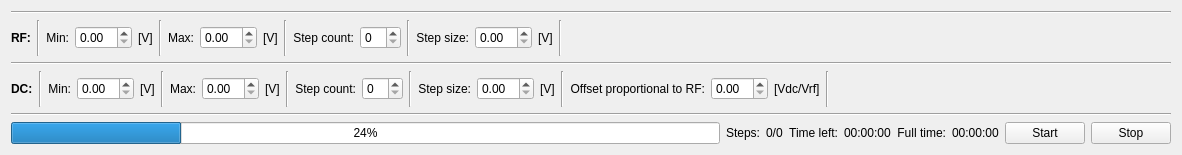
Old version of the form src/layouts/map_control.ui in the repository JJendryka/QMS.
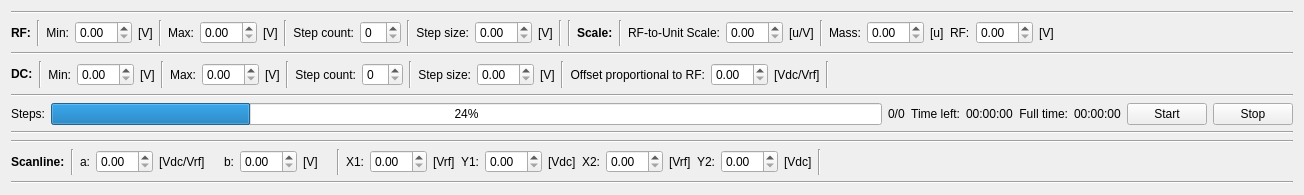
New version of the form.

Commit message: Implement layout review suggestions

Patch:
```diff
--- a/src/layouts/map_control.ui
+++ b/src/layouts/map_control.ui
@@ -6,8 +6,8 @@
    <rect>
     <x>0</x>
     <y>0</y>
-    <width>1182</width>
-    <height>155</height>
+    <width>1304</width>
+    <height>195</height>
    </rect>
   </property>
   <property name="windowTitle">
@@ -131,6 +131,13 @@
        </property>
       </widget>
      </item>
+     <item>
+      <widget class="Line" name="line_16">
+       <property name="orientation">
+        <enum>Qt::Vertical</enum>
+       </property>
+      </widget>
+     </item>
      <item>
       <widget class="Line" name="line_10">
        <property name="orientation">
@@ -138,6 +145,81 @@
        </property>
       </widget>
      </item>
+     <item>
+      <widget class="QLabel" name="label_22">
+       <property name="text">
+        <string>&lt;html&gt;&lt;head/&gt;&lt;body&gt;&lt;p&gt;&lt;span style=&quot; font-weight:600;&quot;&gt;Scale:&lt;/span&gt;&lt;/p&gt;&lt;/body&gt;&lt;/html&gt;</string>
+       </property>
+      </widget>
+     </item>
+     <item>
+      <widget class="Line" name="line_17">
+       <property name="orientation">
+        <enum>Qt::Vertical</enum>
+       </property>
+      </widget>
+     </item>
+     <item>
+      <widget class="QLabel" name="rf_u_scale_label">
+       <property name="text">
+        <string>RF-to-Unit Scale:</string>
+       </property>
+       <property name="alignment">
+        <set>Qt::AlignRight|Qt::AlignTrailing|Qt::AlignVCenter</set>
+       </property>
+      </widget>
+     </item>
+     <item>
+      <widget class="QDoubleSpinBox" name="rf_u_scale_spinbox"/>
+     </item>
+     <item>
+      <widget class="QLabel" name="rf_u_scale_unit_label">
+       <property name="text">
+        <string>[u/V]</string>
+       </property>
+      </widget>
+     </item>
+     <item>
+      <widget class="Line" name="line_15">
+       <property name="orientation">
+        <enum>Qt::Vertical</enum>
+       </property>
+      </widget>
+     </item>
+     <item>
+      <widget class="QLabel" name="label_20">
+       <property name="text">
+        <string>Mass:</string>
+       </property>
+      </widget>
+     </item>
+     <item>
+      <widget class="QDoubleSpinBox" name="mass_spinbox"/>
+     </item>
+     <item>
+      <widget class="QLabel" name="label_25">
+       <property name="text">
+        <string>[u]</string>
+       </property>
+      </widget>
+     </item>
+     <item>
+      <widget class="QLabel" name="label_24">
+       <property name="text">
+        <string>RF:</string>
+       </property>
+      </widget>
+     </item>
+     <item>
+      <widget class="QDoubleSpinBox" name="rf_spinbox"/>
+     </item>
+     <item>
+      <widget class="QLabel" name="label_26">
+       <property name="text">
+        <string>[V]</string>
+       </property>
+      </widget>
+     </item>
      <item>
       <spacer name="horizontalSpacer">
        <property name="orientation">
@@ -328,6 +410,16 @@
    </item>
    <item>
     <layout class="QHBoxLayout" name="horizontalLayout_3">
+     <item>
+      <widget class="QLabel" name="label_23">
+       <property name="text">
+        <string>Steps:</string>
+       </property>
+       <property name="alignment">
+        <set>Qt::AlignRight|Qt::AlignTrailing|Qt::AlignVCenter</set>
+       </property>
+      </widget>
+     </item>
      <item>
       <widget class="QProgressBar" name="progessbar">
        <property name="value">
@@ -335,16 +427,6 @@
        </property>
       </widget>
      </item>
-     <item>
-      <widget class="QLabel" name="label_23">
-       <property name="text">
-        <string>Steps:</string>
-       </property>
-       <property name="alignment">
-        <set>Qt::AlignRight|Qt::AlignTrailing|Qt::AlignVCenter</set>
-       </property>
-      </widget>
-     </item>
      <item>
       <widget class="QLabel" name="steps_label">
        <property name="text">
@@ -402,6 +484,192 @@
      </item>
     </layout>
    </item>
+   <item>
+    <widget class="Line" name="line_18">
+     <property name="orientation">
+      <enum>Qt::Horizontal</enum>
+     </property>
+    </widget>
+   </item>
+   <item>
+    <widget class="Line" name="line_20">
+     <property name="orientation">
+      <enum>Qt::Horizontal</enum>
+     </property>
+    </widget>
+   </item>
+   <item>
+    <layout class="QHBoxLayout" name="horizontalLayout_3" stretch="0,0,0,0,0,0,0,0,0,0,0,0,0,0,0,0,0,0,0,0,0,0,5">
+     <item>
+      <widget class="QLabel" name="parameters_label">
+       <property name="text">
+        <string>&lt;html&gt;&lt;head/&gt;&lt;body&gt;&lt;p&gt;&lt;span style=&quot; font-weight:600;&quot;&gt;Scanline:&lt;/span&gt;&lt;/p&gt;&lt;/body&gt;&lt;/html&gt;</string>
+       </property>
+      </widget>
+     </item>
+     <item>
+      <widget class="Line" name="line_12">
+       <property name="orientation">
+        <enum>Qt::Vertical</enum>
+       </property>
+      </widget>
+     </item>
+     <item>
+      <widget class="QLabel" name="a_label">
+       <property name="text">
+        <string>a:</string>
+       </property>
+       <property name="alignment">
+        <set>Qt::AlignRight|Qt::AlignTrailing|Qt::AlignVCenter</set>
+       </property>
+      </widget>
+     </item>
+     <item>
+      <widget class="QDoubleSpinBox" name="a_spinbox"/>
+     </item>
+     <item>
+      <widget class="QLabel" name="a_unit_label">
+       <property name="text">
+        <string>[Vdc/Vrf]    </string>
+       </property>
+      </widget>
+     </item>
+     <item>
+      <widget class="QLabel" name="b_label">
+       <property name="text">
+        <string>b:</string>
+       </property>
+       <property name="alignment">
+        <set>Qt::AlignRight|Qt::AlignTrailing|Qt::AlignVCenter</set>
+       </property>
+      </widget>
+     </item>
+     <item>
+      <widget class="QDoubleSpinBox" name="b_spinbox"/>
+     </item>
+     <item>
+      <widget class="QLabel" name="b_unit_label">
+       <property name="text">
+        <string>[V]    </string>
+       </property>
+      </widget>
+     </item>
+     <item>
+      <widget class="Line" name="line_9">
+       <property name="orientation">
+        <enum>Qt::Vertical</enum>
+       </property>
+      </widget>
+     </item>
+     <item>
+      <widget class="QLabel" name="label">
+       <property name="text">
+        <string>X1:</string>
+       </property>
+       <property name="alignment">
+        <set>Qt::AlignRight|Qt::AlignTrailing|Qt::AlignVCenter</set>
+       </property>
+      </widget>
+     </item>
+     <item>
+      <widget class="QDoubleSpinBox" name="x1_spinbox"/>
+     </item>
+     <item>
+      <widget class="QLabel" name="label_5">
+       <property name="text">
+        <string>[Vrf]</string>
+       </property>
+      </widget>
+     </item>
+     <item>
+      <widget class="QLabel" name="label_2">
+       <property name="text">
+        <string>Y1:</string>
+       </property>
+       <property name="alignment">
+        <set>Qt::AlignRight|Qt::AlignTrailing|Qt::AlignVCenter</set>
+       </property>
+      </widget>
+     </item>
+     <item>
+      <widget class="QDoubleSpinBox" name="y1_spinbox"/>
+     </item>
+     <item>
+      <widget class="QLabel" name="label_6">
+       <property name="text">
+        <string>[Vdc]</string>
+       </property>
+      </widget>
+     </item>
+     <item>
+      <widget class="QLabel" name="label_3">
+       <property name="text">
+        <string>X2:</string>
+       </property>
+       <property name="alignment">
+        <set>Qt::AlignRight|Qt::AlignTrailing|Qt::AlignVCenter</set>
+       </property>
+      </widget>
+     </item>
+     <item>
+      <widget class="QDoubleSpinBox" name="x2_spinbox"/>
+     </item>
+     <item>
+      <widget class="QLabel" name="label_7">
+       <property name="text">
+        <string>[Vrf]</string>
+       </property>
+      </widget>
+     </item>
+     <item>
+      <widget class="QLabel" name="label_4">
+       <property name="text">
+        <string>Y2:</string>
+       </property>
+       <property name="alignment">
+        <set>Qt::AlignRight|Qt::AlignTrailing|Qt::AlignVCenter</set>
+       </property>
+      </widget>
+     </item>
+     <item>
+      <widget class="QDoubleSpinBox" name="y2_spinbox"/>
+     </item>
+     <item>
+      <widget class="QLabel" name="label_8">
+       <property name="text">
+        <string>[Vdc]</string>
+       </property>
+      </widget>
+     </item>
+     <item>
+      <widget class="Line" name="line_8">
+       <property name="orientation">
+        <enum>Qt::Vertical</enum>
+       </property>
+      </widget>
+     </item>
+     <item>
+      <spacer name="horizontalSpacer_2">
+       <property name="orientation">
+        <enum>Qt::Horizontal</enum>
+       </property>
+       <property name="sizeHint" stdset="0">
+        <size>
+         <width>40</width>
+         <height>20</height>
+        </size>
+       </property>
+      </spacer>
+     </item>
+    </layout>
+   </item>
+   <item>
+    <widget class="Line" name="line_19">
+     <property name="orientation">
+      <enum>Qt::Horizontal</enum>
+     </property>
+    </widget>
+   </item>
   </layout>
  </widget>
  <resources/>
```
The commit also changes 5 other files.
